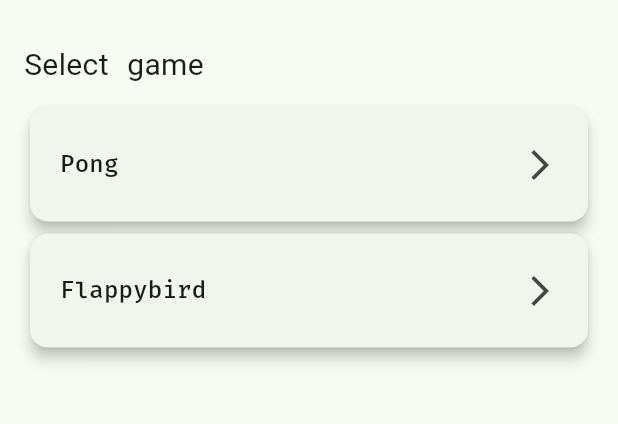
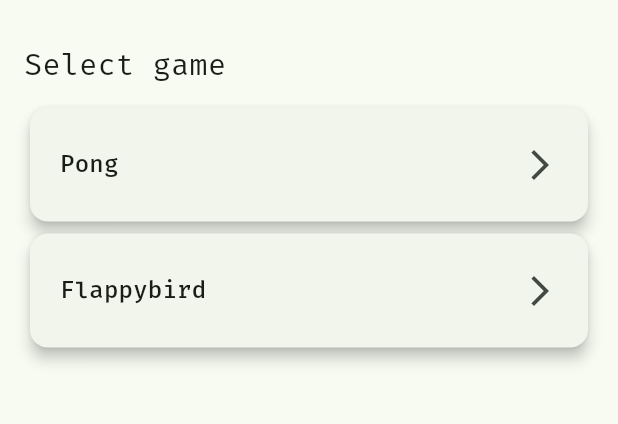
Before and after one commit to marcinbator/RAG2-mobile, a Flutter app: the screen it shows after launch, on a phone screen of 412 x 824 dp, the part 71-495 px from its top. Run offline on Flutter 3.47's test engine with Material 3 defaults, Android fonts, the phone set to English and light mode, and no system bars; our stand-ins replace google_fonts.

Commit message:
feat: #main icon, fonts 2

```diff
--- a/lib/screens/game_selection_page.dart
+++ b/lib/screens/game_selection_page.dart
@@ -40,7 +40,6 @@
                 "Select game",
                 style: TextStyle(
                   fontSize: 20,
-                  fontFamily: ''
                 ),
               ),
             ),
```
Also changed, not shown: 125 other files.
